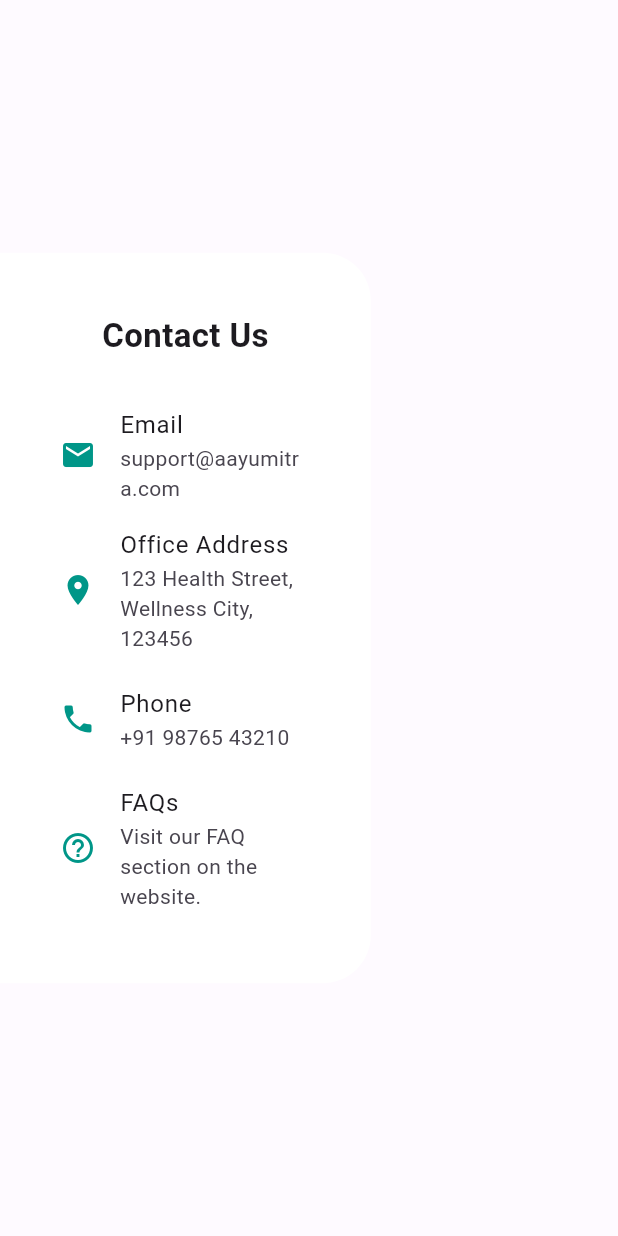
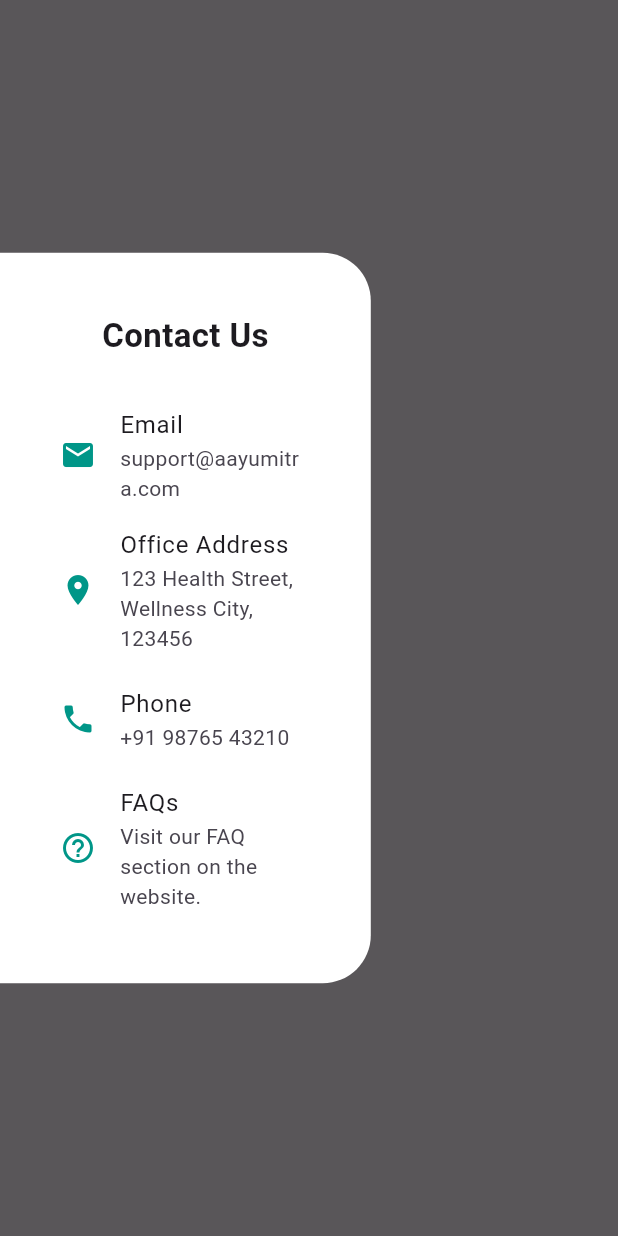
Before and after one commit to VikasKumarGarg01/AayuMitra, a Flutter app: what showContactUsSheet() shows on an empty page, opened directly, on a phone screen of 412 x 824 dp. Run offline on Flutter 3.47's test engine with Material 3 defaults, Android fonts, the light colour scheme and no system bars; our stand-ins replace smooth_page_indicator.

Commit message:
profilemenu2

```diff
--- a/lib/screens/profilemenu/accountsettings.dart
+++ b/lib/screens/profilemenu/accountsettings.dart
@@ -1,6 +1,8 @@
 import 'package:aayumitra/screens/onboard/splash_screen.dart';
 import 'package:flutter/material.dart';
 // import 'splash_screen.dart';
+
+
 
 class AccountSettingsPage extends StatelessWidget {
   const AccountSettingsPage({super.key});
--- /dev/null
+++ b/lib/screens/profilemenu/animatedside.dart
@@ -0,0 +1,72 @@
+import 'package:flutter/material.dart';
+
+class AnimatedSideSheet extends StatefulWidget {
+  final Widget child;
+  const AnimatedSideSheet({super.key, required this.child});
+
+  @override
+  State<AnimatedSideSheet> createState() => _AnimatedSideSheetState();
+}
+
+class _AnimatedSideSheetState extends State<AnimatedSideSheet>
+    with SingleTickerProviderStateMixin {
+  late AnimationController _controller;
+  late Animation<Offset> _slideAnimation;
+
+  @override
+  void initState() {
+    super.initState();
+    _controller = AnimationController(
+      duration: const Duration(milliseconds: 350),
+      vsync: this,
+    );
+    _slideAnimation = Tween<Offset>(
+      begin: const Offset(-1.0, 0.0),
+      end: Offset.zero,
+    ).animate(CurvedAnimation(parent: _controller, curve: Curves.easeInOut));
+    _controller.forward();
+  }
+
+  @override
+  void dispose() {
+    _controller.dispose();
+    super.dispose();
+  }
+
+  @override
+  Widget build(BuildContext context) {
+    return Stack(
+      children: [
+        // Tap outside to close
+        Positioned.fill(
+          child: GestureDetector(
+            onTap: () => Navigator.pop(context),
+            child: Container(color: Colors.black.withOpacity(0.3)),
+          ),
+        ),
+        Align(
+          alignment: Alignment.centerLeft,
+          child: SlideTransition(
+            position: _slideAnimation,
+            child: FractionallySizedBox(
+              widthFactor: 0.6,
+              child: Material(
+                borderRadius: const BorderRadius.horizontal(
+                  right: Radius.circular(32),
+                ),
+                color: Colors.white,
+                child: Padding(
+                  padding: const EdgeInsets.symmetric(
+                    vertical: 40,
+                    horizontal: 24,
+                  ),
+                  child: SingleChildScrollView(child: widget.child),
+                ),
+              ),
+            ),
+          ),
+        ),
+      ],
+    );
+  }
+}
--- a/lib/screens/profilemenu/contactus.dart
+++ b/lib/screens/profilemenu/contactus.dart
@@ -1,161 +1,89 @@
-import 'dart:ui';
-
+import 'package:aayumitra/screens/profilemenu/animatedside.dart';
 import 'package:flutter/material.dart';
 
-class ContactUsSheet extends StatefulWidget {
+// class PrivacyPolicySheet extends StatelessWidget {
+//   const PrivacyPolicySheet({super.key});
+
+//   @override
+//   Widget build(BuildContext context) {
+//     return AnimatedSideSheet(
+//       child: const Padding(
+//         padding: EdgeInsets.all(8.0),
+//         child: Text(
+//           'Your privacy policy content goes here. Explain how user data is handled, stored, and protected.',
+//           style: TextStyle(fontSize: 16),
+//         ),
+//       ),
+//     );
+//   }
+// }
+
+// */
+class ContactUsSheet extends StatelessWidget {
   const ContactUsSheet({super.key});
 
   @override
-  State<ContactUsSheet> createState() => _ContactUsSheetState();
-}
-
-class _ContactUsSheetState extends State<ContactUsSheet>
-    with SingleTickerProviderStateMixin {
-  late AnimationController _controller;
-  late Animation<Offset> _slideAnimation;
-
-  @override
-  void initState() {
-    super.initState();
-    _controller = AnimationController(
-      duration: const Duration(milliseconds: 750),
-      vsync: this,
-    );
-    _slideAnimation = Tween<Offset>(
-      begin: const Offset(-1.0, 0.0),
-      end: Offset.zero,
-    ).animate(CurvedAnimation(parent: _controller, curve: Curves.easeInOut));
-    _controller.forward();
-  }
-
-  @override
-  void dispose() {
-    _controller.dispose();
-    super.dispose();
-  }
-
-  @override
   Widget build(BuildContext context) {
-    final double sheetWidth = MediaQuery.of(context).size.width * 0.6;
-
-    return Stack(
-      children: [
-        // Tap outside to close
-        // Positioned.fill(
-        //   child: GestureDetector(
-        //     onTap: () => Navigator.pop(context),
-        //     child: Container(
-        //       color: const Color.fromARGB(0, 0, 0, 0).withOpacity(0.2),
-        //     ),
-        //   ),
-        // ),
-        Stack(
-          children: [
-            // Blurred background
-            GestureDetector(
-              onTap: () => Navigator.pop(context),
-              child: BackdropFilter(
-                filter: ImageFilter.blur(sigmaX: 10, sigmaY: 10),
-                child: Container(
-                  color: const Color.fromARGB(97, 255, 255, 255),
-                  width: double.infinity,
-                  height: double.infinity,
-                ),
-              ),
-            ),
-            Align(
-              alignment: Alignment.centerLeft,
-              child: SlideTransition(
-                position: _slideAnimation,
-                child: FractionallySizedBox(
-                  widthFactor: 0.6,
-                  child: Material(
-                    borderRadius: const BorderRadius.horizontal(
-                      right: Radius.circular(32),
-                    ),
-                    color: Colors.white,
-                    child: Padding(
-                      padding: const EdgeInsets.symmetric(
-                        vertical: 40,
-                        horizontal: 24,
-                      ),
-                      child: SingleChildScrollView(
+    return AnimatedSideSheet(
       child: Column(
         mainAxisSize: MainAxisSize.min,
         children: [
           const Text(
             'Contact Us',
-                              style: TextStyle(
-                                fontSize: 22,
-                                fontWeight: FontWeight.bold,
-                              ),
+            style: TextStyle(fontSize: 22, fontWeight: FontWeight.bold),
           ),
           const SizedBox(height: 24),
           ListTile(
-                              leading: const Icon(
-                                Icons.email,
-                                color: Colors.teal,
-                              ),
+            leading: const Icon(Icons.email, color: Colors.teal),
             title: const Text('Email'),
             subtitle: const Text('support@aayumitra.com'),
           ),
           ListTile(
-                              leading: const Icon(
-                                Icons.location_on,
-                                color: Colors.teal,
-                              ),
+            leading: const Icon(Icons.location_on, color: Colors.teal),
             title: const Text('Office Address'),
-                              subtitle: const Text(
-                                '123 Health Street, Wellness City, 123456',
-                              ),
+            subtitle: const Text('123 Health Street, Wellness City, 123456'),
           ),
           ListTile(
-                              leading: const Icon(
-                                Icons.phone,
-                                color: Colors.teal,
-                              ),
+            leading: const Icon(Icons.phone, color: Colors.teal),
             title: const Text('Phone'),
             subtitle: const Text('+91 98765 43210'),
           ),
           ListTile(
-                              leading: const Icon(
-                                Icons.help_outline,
-                                color: Colors.teal,
-                              ),
+            leading: const Icon(Icons.help_outline, color: Colors.teal),
             title: const Text('FAQs'),
-                              subtitle: const Text(
-                                'Visit our FAQ section on the website.',
-                              ),
-                              onTap: () {
-                                // Optionally open FAQ page or link
-                              },
+            subtitle: const Text('Visit our FAQ section on the website.'),
           ),
         ],
       ),
-                      ),
-                    ),
-                  ),
-                ),
-              ),
-            ),
-          ],
-        ),
-      ],
     );
   }
 }
 
-// To show this sheet (just like profile menu):
+// void showContactUsSheet(BuildContext context) {
+//   showGeneralDialog(
+//     context: context,
+//     barrierDismissible: true,
+//     barrierLabel: "Contact Us",
+//     // ignore: deprecated_member_use
+//     barrierColor: const Color.fromARGB(255, 213, 211, 211).withOpacity(0.3),
+//     transitionDuration: const Duration(milliseconds: 350),
+//     pageBuilder: (context, anim1, anim2) => const SizedBox.shrink(),
+//     transitionBuilder: (context, anim1, anim2, child) {
+//       return const ContactUsSheet();
+//     },
+//   );
+// }
+
 void showContactUsSheet(BuildContext context) {
   showGeneralDialog(
     context: context,
     barrierDismissible: true,
     barrierLabel: "Contact Us",
-    barrierColor: Colors.transparent,
+    barrierColor: Colors.black.withOpacity(0.5),
     transitionDuration: const Duration(milliseconds: 350),
     pageBuilder: (context, anim1, anim2) => const SizedBox.shrink(),
     transitionBuilder: (context, anim1, anim2, child) {
-      return ContactUsSheet();
+      return const ContactUsSheet();
     },
   );
 }
```
Also changed, not shown: lib/screens/profilemenu/accountsettingsheet.dart (added, +171 -0 lines), lib/screens/profilemenu/language.dart (added, +54 -0 lines), lib/screens/profilemenu/meetteam.dart (added, +103 -0 lines), lib/screens/profilemenu/privacy.dart (added, +34 -0 lines), lib/screens/profilemenu/privacypolicy.dart (deleted, +0 -20 lines), lib/screens/profilemenu/profilesheet.dart (+62 -30 lines). Lines whose indentation alone changed are shown as unchanged.
